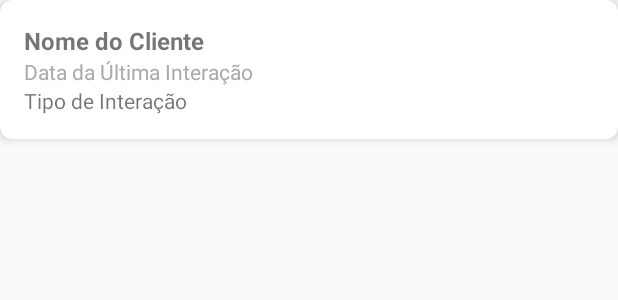
After one commit to H3nriqu3L/Commercial-Monitoring-App, an Android app: the layout item_interaction.xml on its own in the app's theme, with its tools: preview values and no code run, on a phone screen of 412 x 824 dp. The commit adds this screen. Shown: the top 300 px of the screen. Run offline under Robolectric (Android 15) with nearby library versions, the phone set to English and light mode, and no system bars.

Commit message:
graficos e atividades no dashboard

```diff
--- a/app/build.gradle.kts
+++ b/app/build.gradle.kts
@@ -32,7 +32,8 @@ android {
 }
 
 dependencies {
-
+    implementation(libs.mpandroidchart)
+    implementation(libs.recyclerview)
     implementation(libs.appcompat)
     implementation(libs.material)
     implementation(libs.activity)
--- /dev/null
+++ b/app/src/main/res/layout/item_interaction.xml
@@ -0,0 +1,41 @@
+<?xml version="1.0" encoding="utf-8"?>
+<androidx.cardview.widget.CardView xmlns:android="http://schemas.android.com/apk/res/android"
+    xmlns:app="http://schemas.android.com/apk/res-auto"
+    xmlns:tools="http://schemas.android.com/tools"
+    android:id="@+id/card"
+    android:layout_width="match_parent"
+    android:layout_height="wrap_content"
+    android:layout_marginBottom="12dp"
+    app:cardCornerRadius="8dp"
+    app:cardElevation="4dp">
+
+    <LinearLayout
+        android:orientation="vertical"
+        android:layout_width="match_parent"
+        android:layout_height="match_parent"
+        android:padding="16dp">
+
+        <TextView
+            android:id="@+id/customer_name"
+            android:layout_width="wrap_content"
+            android:layout_height="wrap_content"
+            android:text="Nome do Cliente"
+            android:textStyle="bold"
+            android:textSize="16sp"/>
+
+        <TextView
+            android:id="@+id/interaction_date"
+            android:layout_width="wrap_content"
+            android:layout_height="wrap_content"
+            android:text="Data da Última Interação"
+            android:textSize="14sp"
+            android:textColor="@android:color/darker_gray"/>
+
+        <TextView
+            android:id="@+id/interaction_type"
+            android:layout_width="wrap_content"
+            android:layout_height="wrap_content"
+            android:text="Tipo de Interação"
+            android:textSize="14sp"/>
+    </LinearLayout>
+</androidx.cardview.widget.CardView>
--- a/app/src/main/res/values/strings.xml
+++ b/app/src/main/res/values/strings.xml
@@ -1,4 +1,9 @@
 <resources>
     <string name="app_name">Commercial-Monitoring-App</string>
     <string name="home">Home</string>
+    <string-array name="time_filter_options">
+        <item>Última semana</item>
+        <item>Último mês</item>
+        <item>Último trimestre</item>
+    </string-array>
 </resources>
--- a/gradle/libs.versions.toml
+++ b/gradle/libs.versions.toml
@@ -7,6 +7,7 @@ appcompat = "1.7.0"
 material = "1.12.0"
 activity = "1.10.1"
 constraintlayout = "2.2.1"
+recyclerview = "1.3.1"
 
 [libraries]
 junit = { group = "junit", name = "junit", version.ref = "junit" }
@@ -16,6 +17,8 @@ appcompat = { group = "androidx.appcompat", name = "appcompat", version.ref = "a
 material = { group = "com.google.android.material", name = "material", version.ref = "material" }
 activity = { group = "androidx.activity", name = "activity", version.ref = "activity" }
 constraintlayout = { group = "androidx.constraintlayout", name = "constraintlayout", version.ref = "constraintlayout" }
+mpandroidchart = { group = "com.github.PhilJay", name = "MPAndroidChart", version = "v3.1.0" }
+recyclerview = { group = "androidx.recyclerview", name = "recyclerview", version.ref = "recyclerview" }
 
 [plugins]
 android-application = { id = "com.android.application", version.ref = "agp" }
--- a/settings.gradle.kts
+++ b/settings.gradle.kts
@@ -16,6 +16,7 @@ dependencyResolutionManagement {
     repositories {
         google()
         mavenCentral()
+        maven(url = "https://jitpack.io")
     }
 }
 
```
Also changed, not shown: app/src/main/java/com/example/commercial_monitoring_app/InteractionAdapter.java (added, +51 -0 lines), app/src/main/java/com/example/commercial_monitoring_app/MainActivity.java (+92 -11 lines), app/src/main/res/layout/activity_main.xml (+51 -4 lines), app/src/main/res/values/colors.xml (+7 -2 lines).
